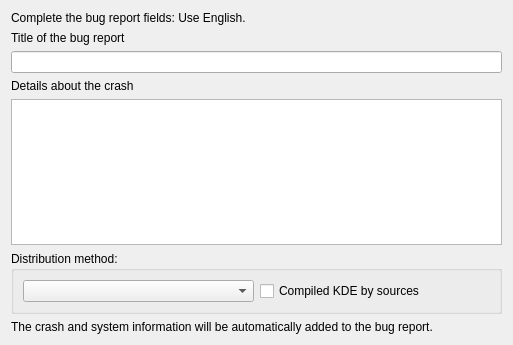
KDE/kde-runtime, file drkonqi/ui/assistantpage_bugzilla_information.ui: the form before one commit.
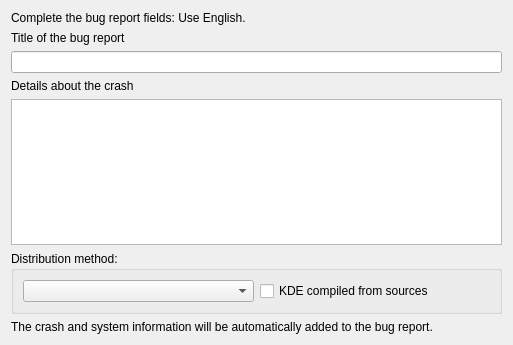
The form after the commit. Custom widgets are drawn as their Qt base class.

Commit message: - "Compiled from sources" checkbox in Details page now works:   The bugzilla platform is set to "Compiled Sources", and we add a legend in the text.   But we leave the Distribution name in the report (for future reference)

```diff
--- a/drkonqi/ui/assistantpage_bugzilla_information.ui
+++ b/drkonqi/ui/assistantpage_bugzilla_information.ui
@@ -59,7 +59,7 @@
         <item>
          <widget class="QCheckBox" name="m_compiledSourcesCheckBox">
           <property name="text">
-           <string comment="@option:checkbox">Compiled KDE by sources</string>
+           <string comment="@option:checkbox">KDE compiled from sources</string>
           </property>
          </widget>
         </item>
```
The commit also changes 3 other files.
